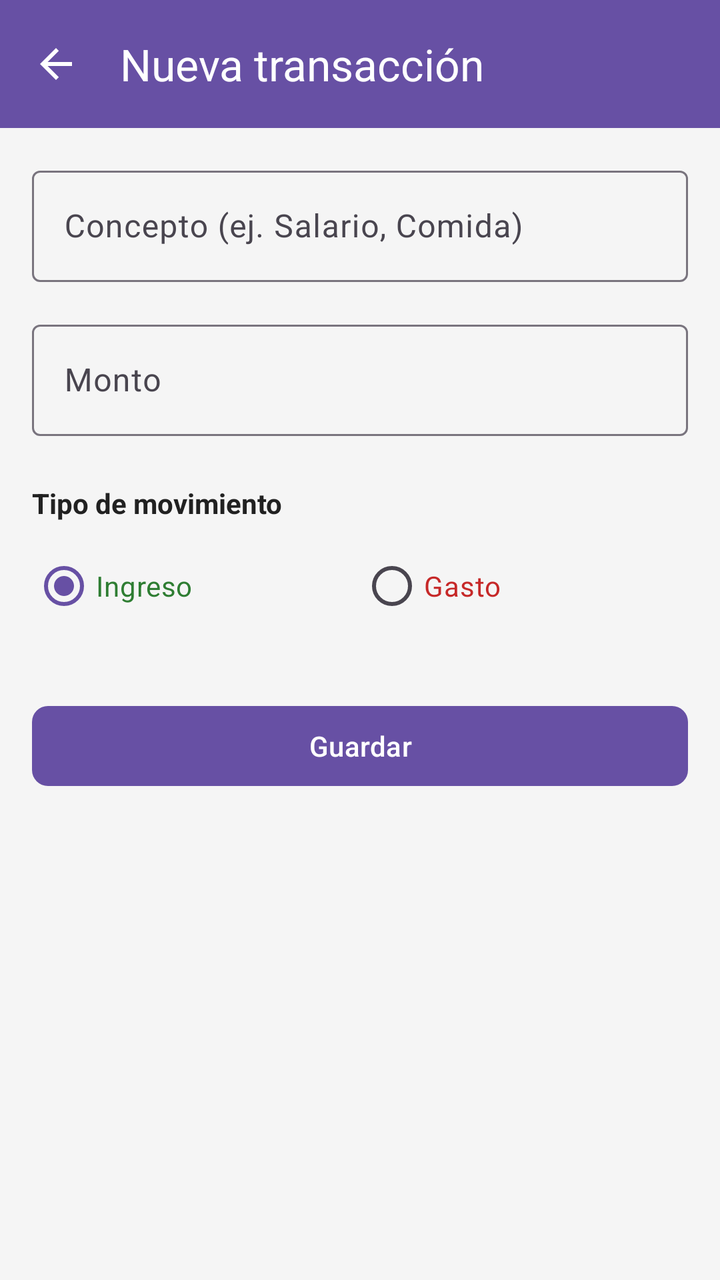
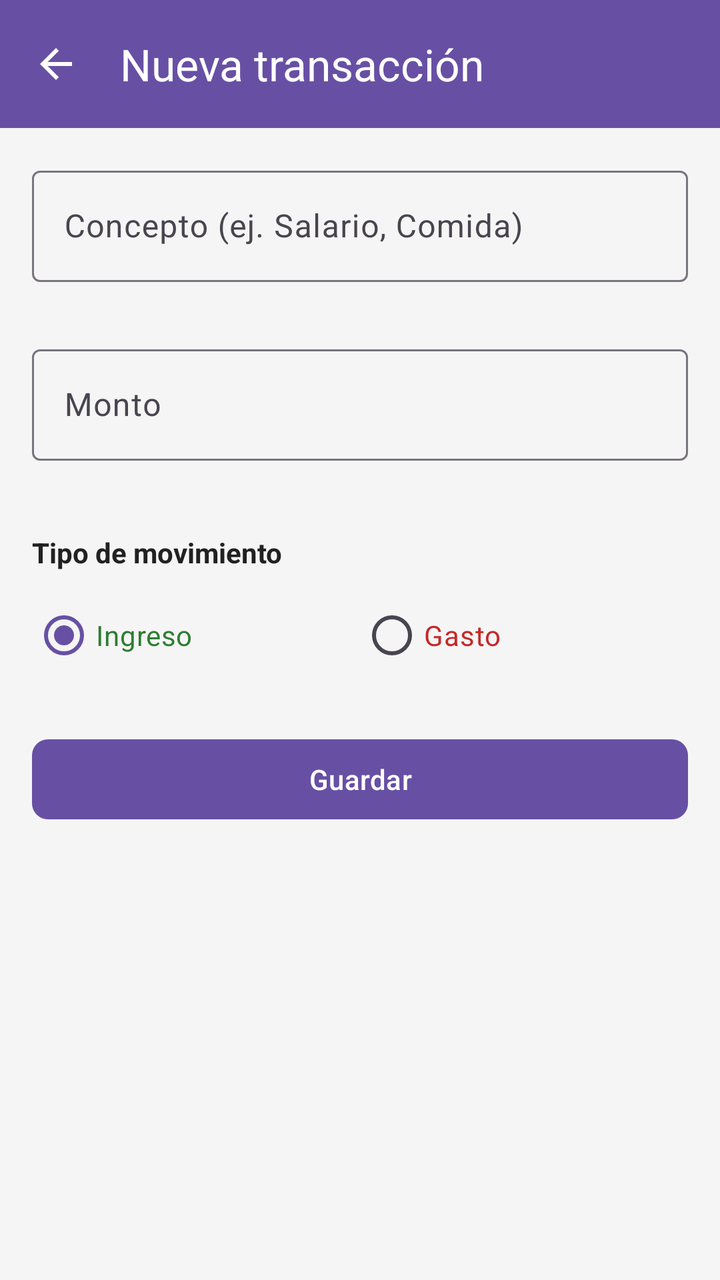

Before-and-after screenshots of an Android layout around one commit, followed by the original layout XML and the change that was made.
<!-- AndroidManifest.xml: application theme Theme.MyPersonalFinances -->
<!-- res/layout/activity_formulario.xml -->
<?xml version="1.0" encoding="utf-8"?>
<androidx.constraintlayout.widget.ConstraintLayout xmlns:android="http://schemas.android.com/apk/res/android"
    xmlns:app="http://schemas.android.com/apk/res-auto"
    xmlns:tools="http://schemas.android.com/tools"
    android:layout_width="match_parent"
    android:layout_height="match_parent"
    android:background="@color/fondo_pantalla"
    tools:context=".FormularioActivity">

    
    <com.google.android.material.appbar.MaterialToolbar
        android:id="@+id/toolbarFormulario"
        android:layout_width="0dp"
        android:layout_height="?attr/actionBarSize"
        android:background="?attr/colorPrimary"
        app:layout_constraintEnd_toEndOf="parent"
        app:layout_constraintStart_toStartOf="parent"
        app:layout_constraintTop_toTopOf="parent"
        app:navigationIcon="@drawable/ic_arrow_back"
        app:title="@string/titulo_nueva_transaccion"
        app:titleTextColor="@color/white" />

    
    <ScrollView
        android:layout_width="0dp"
        android:layout_height="0dp"
        android:fillViewport="true"
        app:layout_constraintBottom_toBottomOf="parent"
        app:layout_constraintEnd_toEndOf="parent"
        app:layout_constraintStart_toStartOf="parent"
        app:layout_constraintTop_toBottomOf="@id/toolbarFormulario">

        <LinearLayout
            android:layout_width="match_parent"
            android:layout_height="wrap_content"
            android:orientation="vertical"
            android:padding="16dp">

            
            <com.google.android.material.textfield.TextInputLayout
                android:id="@+id/layoutConcepto"
                style="@style/Widget.Material3.TextInputLayout.OutlinedBox"
                android:layout_width="match_parent"
                android:layout_height="wrap_content"
                android:hint="@string/hint_concepto">

                <com.google.android.material.textfield.TextInputEditText
                    android:id="@+id/etConcepto"
                    android:layout_width="match_parent"
                    android:layout_height="wrap_content"
                    android:inputType="textCapSentences"
                    android:maxLines="1" />

            </com.google.android.material.textfield.TextInputLayout>

            
            <com.google.android.material.textfield.TextInputLayout
                android:id="@+id/layoutMonto"
                style="@style/Widget.Material3.TextInputLayout.OutlinedBox"
                android:layout_width="match_parent"
                android:layout_height="wrap_content"
                android:layout_marginTop="16dp"
                android:hint="@string/hint_monto"
                app:prefixText="$ ">

                <com.google.android.material.textfield.TextInputEditText
                    android:id="@+id/etMonto"
                    android:layout_width="match_parent"
                    android:layout_height="wrap_content"
                    android:inputType="numberDecimal"
                    android:maxLines="1" />

            </com.google.android.material.textfield.TextInputLayout>

            
            <TextView
                android:layout_width="wrap_content"
                android:layout_height="wrap_content"
                android:layout_marginTop="24dp"
                android:text="@string/label_tipo"
                android:textColor="@color/texto_principal"
                android:textSize="14sp"
                android:textStyle="bold" />

            <RadioGroup
                android:id="@+id/radioGroupTipo"
                android:layout_width="match_parent"
                android:layout_height="wrap_content"
                android:layout_marginTop="8dp"
                android:orientation="horizontal">

                <com.google.android.material.radiobutton.MaterialRadioButton
                    android:id="@+id/rbIngreso"
                    android:layout_width="0dp"
                    android:layout_height="wrap_content"
                    android:layout_weight="1"
                    android:checked="true"
                    android:text="@string/tipo_ingreso"
                    android:textColor="@color/verde_ingreso" />

                <com.google.android.material.radiobutton.MaterialRadioButton
                    android:id="@+id/rbGasto"
                    android:layout_width="0dp"
                    android:layout_height="wrap_content"
                    android:layout_weight="1"
                    android:text="@string/tipo_gasto"
                    android:textColor="@color/rojo_gasto" />

            </RadioGroup>

            
            <com.google.android.material.button.MaterialButton
                android:id="@+id/btnGuardar"
                android:layout_width="match_parent"
                android:layout_height="wrap_content"
                android:layout_marginTop="32dp"
                android:text="@string/btn_guardar"
                app:cornerRadius="8dp" />

        </LinearLayout>

    </ScrollView>

</androidx.constraintlayout.widget.ConstraintLayout>
<!-- resources referenced by this layout -->
<resources>
  <color name="fondo_pantalla">#FFF5F5F5</color>
  <color name="rojo_gasto">#FFC62828</color>
  <color name="texto_principal">#FF212121</color>
  <color name="verde_ingreso">#FF2E7D32</color>
  <color name="white">#FFFFFFFF</color>
  <!-- drawable ic_arrow_back (drawable) -->
  <?xml version="1.0" encoding="utf-8"?>
  <vector xmlns:android="http://schemas.android.com/apk/res/android"
      android:width="24dp"
      android:height="24dp"
      android:viewportWidth="24"
      android:viewportHeight="24">
      <path
          android:fillColor="@color/white"
          android:pathData="M20,11H7.83l5.59,-5.59L12,4l-8,8 8,8 1.41,-1.41L7.83,13H20v-2z" />
  </vector>
  <string name="btn_guardar">Guardar</string>
  <string name="hint_concepto">Concepto (ej. Salario, Comida)</string>
  <string name="hint_monto">Monto</string>
  <string name="label_tipo">Tipo de movimiento</string>
  <string name="tipo_gasto">Gasto</string>
  <string name="tipo_ingreso">Ingreso</string>
  <string name="titulo_nueva_transaccion">Nueva transacción</string>
  <style name="Theme.MyPersonalFinances" parent="Base.Theme.MyPersonalFinances" />
  <style name="Base.Theme.MyPersonalFinances" parent="Theme.Material3.DayNight.NoActionBar">
          
          
      </style>
</resources>

<!-- the commit's change to res/layout/activity_formulario.xml (unified diff, before → after) -->
@@ -7,7 +7,6 @@
     android:background="@color/fondo_pantalla"
     tools:context=".FormularioActivity">
 
-    
     <com.google.android.material.appbar.MaterialToolbar
         android:id="@+id/toolbarFormulario"
         android:layout_width="0dp"
@@ -20,7 +19,6 @@
         app:title="@string/titulo_nueva_transaccion"
         app:titleTextColor="@color/white" />
 
-    
     <ScrollView
         android:layout_width="0dp"
         android:layout_height="0dp"
@@ -42,7 +40,8 @@
                 style="@style/Widget.Material3.TextInputLayout.OutlinedBox"
                 android:layout_width="match_parent"
                 android:layout_height="wrap_content"
-                android:hint="@string/hint_concepto">
+                android:hint="@string/hint_concepto"
+                app:errorEnabled="true">
 
                 <com.google.android.material.textfield.TextInputEditText
                     android:id="@+id/etConcepto"
@@ -59,8 +58,9 @@
                 style="@style/Widget.Material3.TextInputLayout.OutlinedBox"
                 android:layout_width="match_parent"
                 android:layout_height="wrap_content"
-                android:layout_marginTop="16dp"
+                android:layout_marginTop="8dp"
                 android:hint="@string/hint_monto"
+                app:errorEnabled="true"
                 app:prefixText="$ ">
 
                 <com.google.android.material.textfield.TextInputEditText
@@ -72,11 +72,10 @@
 
             </com.google.android.material.textfield.TextInputLayout>
 
-            
             <TextView
                 android:layout_width="wrap_content"
                 android:layout_height="wrap_content"
-                android:layout_marginTop="24dp"
+                android:layout_marginTop="16dp"
                 android:text="@string/label_tipo"
                 android:textColor="@color/texto_principal"
                 android:textSize="14sp"
@@ -108,13 +107,32 @@
 
             </RadioGroup>
 
+            <ProgressBar
+                android:id="@+id/pbCargaFormulario"
+                android:layout_width="wrap_content"
+                android:layout_height="wrap_content"
+                android:layout_gravity="center"
+                android:visibility="gone"
+                android:layout_marginTop="16dp" />
+
             
             <com.google.android.material.button.MaterialButton
                 android:id="@+id/btnGuardar"
                 android:layout_width="match_parent"
                 android:layout_height="wrap_content"
-                android:layout_marginTop="32dp"
+                android:layout_marginTop="24dp"
                 android:text="@string/btn_guardar"
+                app:cornerRadius="8dp" />
+
+            
+            <com.google.android.material.button.MaterialButton
+                android:id="@+id/btnEliminar"
+                android:layout_width="match_parent"
+                android:layout_height="wrap_content"
+                android:layout_marginTop="8dp"
+                android:text="ELIMINAR TRANSACCIÓN"
+                android:visibility="gone"
+                android:backgroundTint="@android:color/holo_red_dark"
                 app:cornerRadius="8dp" />
 
         </LinearLayout>
